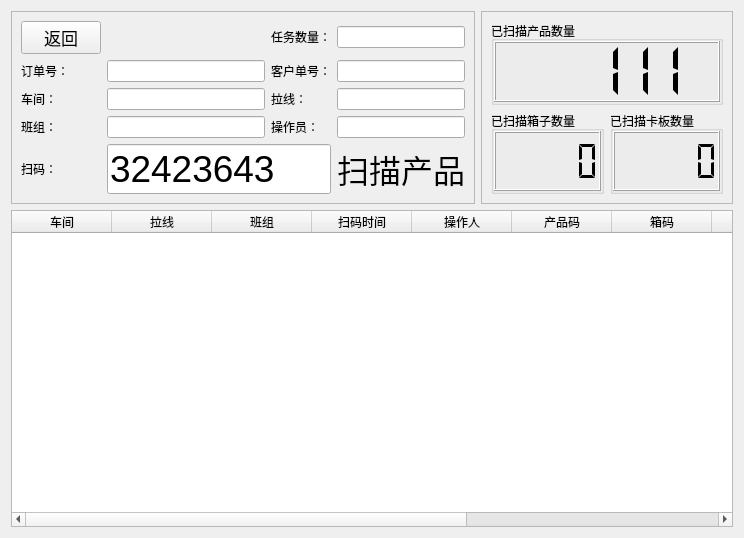
Qt form ui/scan_frame.ui (izerui/scanrun) before a commit.
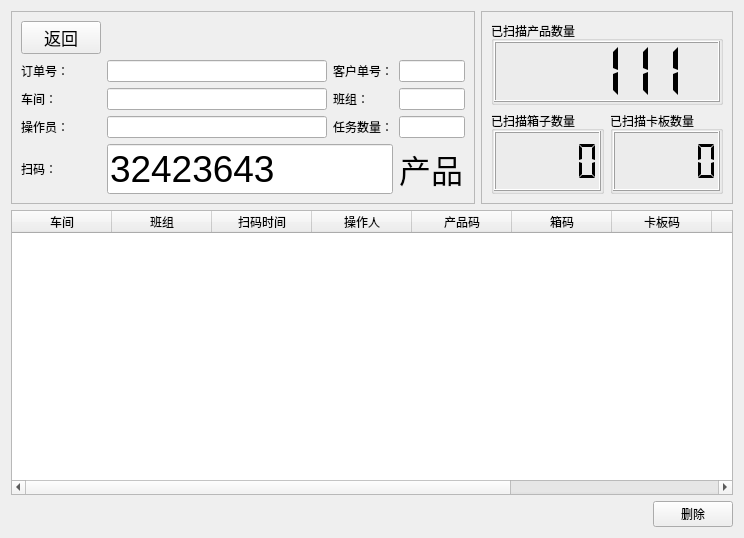
The same form after that commit. Icons and pictures are not drawn.

The edit to the form file:
```diff
--- a/ui/scan_frame.ui
+++ b/ui/scan_frame.ui
@@ -204,74 +204,6 @@
      </layout>
     </widget>
    </item>
-   <item row="2" column="0" colspan="3">
-    <widget class="QTableWidget" name="tableWidget">
-     <property name="focusPolicy">
-      <enum>Qt::ClickFocus</enum>
-     </property>
-     <property name="selectionMode">
-      <enum>QAbstractItemView::SingleSelection</enum>
-     </property>
-     <property name="selectionBehavior">
-      <enum>QAbstractItemView::SelectRows</enum>
-     </property>
-     <column>
-      <property name="text">
-       <string>车间</string>
-      </property>
-     </column>
-     <column>
-      <property name="text">
-       <string>拉线</string>
-      </property>
-     </column>
-     <column>
-      <property name="text">
-       <string>班组</string>
-      </property>
-     </column>
-     <column>
-      <property name="text">
-       <string>扫码时间</string>
-      </property>
-     </column>
-     <column>
-      <property name="text">
-       <string>操作人</string>
-      </property>
-     </column>
-     <column>
-      <property name="text">
-       <string>产品码</string>
-      </property>
-     </column>
-     <column>
-      <property name="text">
-       <string>箱码</string>
-      </property>
-     </column>
-     <column>
-      <property name="text">
-       <string>卡板码</string>
-      </property>
-     </column>
-     <column>
-      <property name="text">
-       <string>上传状态</string>
-      </property>
-     </column>
-     <column>
-      <property name="text">
-       <string>上传人</string>
-      </property>
-     </column>
-     <column>
-      <property name="text">
-       <string>上传时间</string>
-      </property>
-     </column>
-    </widget>
-   </item>
    <item row="1" column="0" colspan="2">
     <widget class="QFrame" name="frame_2">
      <property name="layoutDirection">
@@ -292,33 +224,42 @@
         <property name="spacing">
          <number>-1</number>
         </property>
-        <item row="2" column="1">
-         <widget class="QLineEdit" name="chejian_name_input">
+        <item row="0" column="0">
+         <widget class="QPushButton" name="pushButton">
+          <property name="minimumSize">
+           <size>
+            <width>0</width>
+            <height>0</height>
+           </size>
+          </property>
           <property name="maximumSize">
            <size>
             <width>16777215</width>
-            <height>24</height>
+            <height>16777215</height>
            </size>
           </property>
-          <property name="focusPolicy">
-           <enum>Qt::NoFocus</enum>
+          <property name="font">
+           <font>
+            <pointsize>13</pointsize>
+           </font>
           </property>
-          <property name="readOnly">
-           <bool>true</bool>
+          <property name="cursor">
+           <cursorShape>PointingHandCursor</cursorShape>
           </property>
-         </widget>
-        </item>
-        <item row="2" column="3">
-         <widget class="QLineEdit" name="laxian_name_input">
           <property name="focusPolicy">
            <enum>Qt::NoFocus</enum>
           </property>
-          <property name="readOnly">
-           <bool>true</bool>
+          <property name="text">
+           <string>返回</string>
           </property>
+          <property name="icon">
+           <iconset>
+            <normalon>:/logo/pic/return_home.png</normalon>
+           </iconset>
+          </property>
          </widget>
         </item>
-        <item row="3" column="0">
+        <item row="2" column="2">
          <widget class="QLabel" name="label_6">
           <property name="text">
            <string>班组：</string>
@@ -328,6 +269,41 @@
           </property>
          </widget>
         </item>
+        <item row="2" column="1">
+         <widget class="QLineEdit" name="chejian_name_input">
+          <property name="maximumSize">
+           <size>
+            <width>16777215</width>
+            <height>24</height>
+           </size>
+          </property>
+          <property name="focusPolicy">
+           <enum>Qt::NoFocus</enum>
+          </property>
+          <property name="readOnly">
+           <bool>true</bool>
+          </property>
+         </widget>
+        </item>
+        <item row="1" column="1">
+         <widget class="QLineEdit" name="order_no_input">
+          <property name="maximumSize">
+           <size>
+            <width>16777215</width>
+            <height>24</height>
+           </size>
+          </property>
+          <property name="tabletTracking">
+           <bool>false</bool>
+          </property>
+          <property name="focusPolicy">
+           <enum>Qt::NoFocus</enum>
+          </property>
+          <property name="readOnly">
+           <bool>true</bool>
+          </property>
+         </widget>
+        </item>
         <item row="1" column="2">
          <widget class="QLabel" name="label_7">
           <property name="text">
@@ -338,8 +314,8 @@
           </property>
          </widget>
         </item>
-        <item row="0" column="2">
-         <widget class="QLabel" name="label_5">
+        <item row="4" column="0">
+         <widget class="QLabel" name="label_2">
           <property name="maximumSize">
            <size>
             <width>16777215</width>
@@ -347,56 +323,10 @@
            </size>
           </property>
           <property name="text">
-           <string>任务数量：</string>
+           <string>扫码：</string>
           </property>
           <property name="buddy">
-           <cstring>task_count_input</cstring>
-          </property>
-         </widget>
-        </item>
-        <item row="1" column="3">
-         <widget class="QLineEdit" name="cus_order_no_input">
-          <property name="maximumSize">
-           <size>
-            <width>16777215</width>
-            <height>24</height>
-           </size>
-          </property>
-          <property name="focusPolicy">
-           <enum>Qt::NoFocus</enum>
-          </property>
-          <property name="readOnly">
-           <bool>true</bool>
-          </property>
-         </widget>
-        </item>
-        <item row="3" column="1">
-         <widget class="QLineEdit" name="banzu_name_input">
-          <property name="focusPolicy">
-           <enum>Qt::NoFocus</enum>
-          </property>
-          <property name="readOnly">
-           <bool>true</bool>
-          </property>
-         </widget>
-        </item>
-        <item row="2" column="2">
-         <widget class="QLabel" name="label">
-          <property name="text">
-           <string>拉线：</string>
-          </property>
-          <property name="buddy">
-           <cstring>laxian_name_input</cstring>
-          </property>
-         </widget>
-        </item>
-        <item row="3" column="3">
-         <widget class="QLineEdit" name="user_name_input">
-          <property name="focusPolicy">
-           <enum>Qt::NoFocus</enum>
-          </property>
-          <property name="readOnly">
-           <bool>true</bool>
+           <cstring>scan_code_input</cstring>
           </property>
          </widget>
         </item>
@@ -416,80 +346,6 @@
           </property>
          </widget>
         </item>
-        <item row="3" column="2">
-         <widget class="QLabel" name="label_8">
-          <property name="text">
-           <string>操作员：</string>
-          </property>
-          <property name="buddy">
-           <cstring>user_name_input</cstring>
-          </property>
-         </widget>
-        </item>
-        <item row="0" column="3">
-         <widget class="QLineEdit" name="task_count_input">
-          <property name="focusPolicy">
-           <enum>Qt::NoFocus</enum>
-          </property>
-          <property name="readOnly">
-           <bool>true</bool>
-          </property>
-         </widget>
-        </item>
-        <item row="1" column="1">
-         <widget class="QLineEdit" name="order_no_input">
-          <property name="maximumSize">
-           <size>
-            <width>16777215</width>
-            <height>24</height>
-           </size>
-          </property>
-          <property name="tabletTracking">
-           <bool>false</bool>
-          </property>
-          <property name="focusPolicy">
-           <enum>Qt::NoFocus</enum>
-          </property>
-          <property name="readOnly">
-           <bool>true</bool>
-          </property>
-         </widget>
-        </item>
-        <item row="0" column="0">
-         <widget class="QPushButton" name="pushButton">
-          <property name="minimumSize">
-           <size>
-            <width>0</width>
-            <height>0</height>
-           </size>
-          </property>
-          <property name="maximumSize">
-           <size>
-            <width>16777215</width>
-            <height>16777215</height>
-           </size>
-          </property>
-          <property name="font">
-           <font>
-            <pointsize>13</pointsize>
-           </font>
-          </property>
-          <property name="cursor">
-           <cursorShape>PointingHandCursor</cursorShape>
-          </property>
-          <property name="focusPolicy">
-           <enum>Qt::NoFocus</enum>
-          </property>
-          <property name="text">
-           <string>返回</string>
-          </property>
-          <property name="icon">
-           <iconset>
-            <normalon>:/logo/pic/return_home.png</normalon>
-           </iconset>
-          </property>
-         </widget>
-        </item>
         <item row="2" column="0">
          <widget class="QLabel" name="label_3">
           <property name="maximumSize">
@@ -506,19 +362,31 @@
           </property>
          </widget>
         </item>
-        <item row="4" column="0">
-         <widget class="QLabel" name="label_2">
+        <item row="4" column="3">
+         <widget class="QLabel" name="prompt_label">
+          <property name="font">
+           <font>
+            <pointsize>24</pointsize>
+           </font>
+          </property>
+          <property name="text">
+           <string>产品</string>
+          </property>
+         </widget>
+        </item>
+        <item row="1" column="3">
+         <widget class="QLineEdit" name="cus_order_no_input">
           <property name="maximumSize">
            <size>
             <width>16777215</width>
             <height>24</height>
            </size>
           </property>
-          <property name="text">
-           <string>扫码：</string>
+          <property name="focusPolicy">
+           <enum>Qt::NoFocus</enum>
           </property>
-          <property name="buddy">
-           <cstring>scan_code_input</cstring>
+          <property name="readOnly">
+           <bool>true</bool>
           </property>
          </widget>
         </item>
@@ -555,23 +423,186 @@
           </property>
          </widget>
         </item>
-        <item row="4" column="3">
-         <widget class="QLabel" name="label_9">
-          <property name="font">
-           <font>
-            <pointsize>24</pointsize>
-           </font>
+        <item row="2" column="3">
+         <widget class="QLineEdit" name="banzu_name_input">
+          <property name="focusPolicy">
+           <enum>Qt::NoFocus</enum>
           </property>
+          <property name="readOnly">
+           <bool>true</bool>
+          </property>
+         </widget>
+        </item>
+        <item row="3" column="0">
+         <widget class="QLabel" name="label_8">
           <property name="text">
-           <string>扫描产品</string>
+           <string>操作员：</string>
           </property>
+          <property name="buddy">
+           <cstring>user_name_input</cstring>
+          </property>
          </widget>
         </item>
+        <item row="3" column="1">
+         <widget class="QLineEdit" name="user_name_input">
+          <property name="focusPolicy">
+           <enum>Qt::NoFocus</enum>
+          </property>
+          <property name="readOnly">
+           <bool>true</bool>
+          </property>
+         </widget>
+        </item>
+        <item row="3" column="2">
+         <widget class="QLabel" name="label_5">
+          <property name="maximumSize">
+           <size>
+            <width>16777215</width>
+            <height>24</height>
+           </size>
+          </property>
+          <property name="text">
+           <string>任务数量：</string>
+          </property>
+          <property name="buddy">
+           <cstring>task_count_input</cstring>
+          </property>
+         </widget>
+        </item>
+        <item row="3" column="3">
+         <widget class="QLineEdit" name="task_count_input">
+          <property name="focusPolicy">
+           <enum>Qt::NoFocus</enum>
+          </property>
+          <property name="readOnly">
+           <bool>true</bool>
+          </property>
+         </widget>
+        </item>
+        <item row="0" column="1" colspan="3">
+         <spacer name="horizontalSpacer">
+          <property name="orientation">
+           <enum>Qt::Horizontal</enum>
+          </property>
+          <property name="sizeHint" stdset="0">
+           <size>
+            <width>40</width>
+            <height>20</height>
+           </size>
+          </property>
+         </spacer>
+        </item>
        </layout>
       </item>
      </layout>
     </widget>
    </item>
+   <item row="2" column="0" colspan="3">
+    <widget class="QTableWidget" name="tableWidget">
+     <property name="focusPolicy">
+      <enum>Qt::ClickFocus</enum>
+     </property>
+     <property name="selectionMode">
+      <enum>QAbstractItemView::ExtendedSelection</enum>
+     </property>
+     <property name="selectionBehavior">
+      <enum>QAbstractItemView::SelectRows</enum>
+     </property>
+     <column>
+      <property name="text">
+       <string>车间</string>
+      </property>
+     </column>
+     <column>
+      <property name="text">
+       <string>班组</string>
+      </property>
+     </column>
+     <column>
+      <property name="text">
+       <string>扫码时间</string>
+      </property>
+     </column>
+     <column>
+      <property name="text">
+       <string>操作人</string>
+      </property>
+     </column>
+     <column>
+      <property name="text">
+       <string>产品码</string>
+      </property>
+     </column>
+     <column>
+      <property name="text">
+       <string>箱码</string>
+      </property>
+     </column>
+     <column>
+      <property name="text">
+       <string>卡板码</string>
+      </property>
+     </column>
+     <column>
+      <property name="text">
+       <string>上传状态</string>
+      </property>
+     </column>
+     <column>
+      <property name="text">
+       <string>上传人</string>
+      </property>
+     </column>
+     <column>
+      <property name="text">
+       <string>上传时间</string>
+      </property>
+     </column>
+    </widget>
+   </item>
+   <item row="3" column="0" colspan="3">
+    <widget class="QWidget" name="widget" native="true">
+     <layout class="QGridLayout" name="gridLayout_4">
+      <property name="leftMargin">
+       <number>0</number>
+      </property>
+      <property name="topMargin">
+       <number>0</number>
+      </property>
+      <property name="rightMargin">
+       <number>0</number>
+      </property>
+      <property name="bottomMargin">
+       <number>0</number>
+      </property>
+      <item row="0" column="1">
+       <widget class="QPushButton" name="pushButton_2">
+        <property name="text">
+         <string>删除</string>
+        </property>
+        <property name="icon">
+         <iconset>
+          <normalon>:/logo/pic/delete.png</normalon>
+         </iconset>
+        </property>
+       </widget>
+      </item>
+      <item row="0" column="0">
+       <spacer name="horizontalSpacer_2">
+        <property name="orientation">
+         <enum>Qt::Horizontal</enum>
+        </property>
+        <property name="sizeHint" stdset="0">
+         <size>
+          <width>40</width>
+          <height>20</height>
+         </size>
+        </property>
+       </spacer>
+      </item>
+     </layout>
+    </widget>
+   </item>
   </layout>
  </widget>
  <tabstops>
```
Left out of the diff: 21 changed lines with no effect on the pictures.
